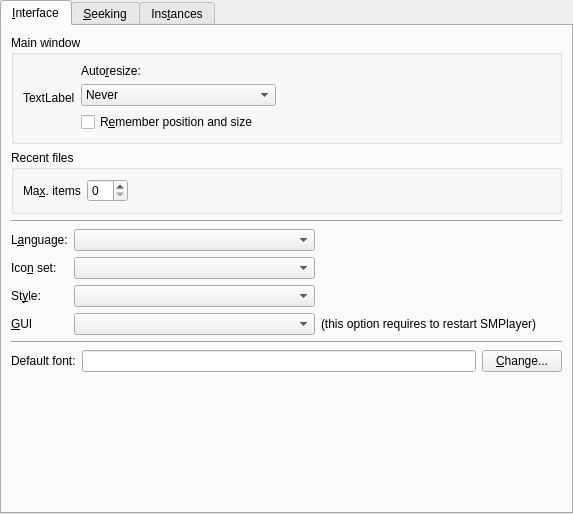
Before: the Qt Designer form src/prefinterface.ui in wilbert2000/wzplayer, drawn with Qt 5.
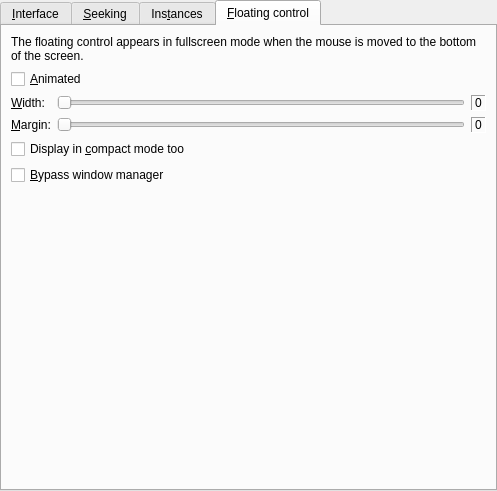
After: the same form once the commit is applied. The open tabs and pages were chosen to show the change. Custom widgets are drawn as their Qt base class.

Commit message: Added a new option "Floating control" in Preferences->Interface. It allows to configure the floating control (width, margin...).

```diff
--- a/src/prefinterface.ui
+++ b/src/prefinterface.ui
@@ -5,8 +5,8 @@
    <rect>
     <x>0</x>
     <y>0</y>
-    <width>573</width>
-    <height>514</height>
+    <width>497</width>
+    <height>491</height>
    </rect>
   </property>
   <layout class="QVBoxLayout" >
@@ -783,6 +783,127 @@
        </item>
       </layout>
      </widget>
+     <widget class="QWidget" name="tab_4" >
+      <attribute name="title" >
+       <string>&amp;Floating control</string>
+      </attribute>
+      <layout class="QVBoxLayout" >
+       <item>
+        <widget class="QLabel" name="label_6" >
+         <property name="text" >
+          <string>The floating control appears in fullscreen mode when the mouse is moved to the bottom of the screen.</string>
+         </property>
+         <property name="wordWrap" >
+          <bool>true</bool>
+         </property>
+        </widget>
+       </item>
+       <item>
+        <widget class="QCheckBox" name="floating_animated_check" >
+         <property name="text" >
+          <string>&amp;Animated</string>
+         </property>
+        </widget>
+       </item>
+       <item>
+        <layout class="QGridLayout" >
+         <item row="0" column="0" >
+          <widget class="QLabel" name="label_7" >
+           <property name="text" >
+            <string>&amp;Width:</string>
+           </property>
+           <property name="buddy" >
+            <cstring>floating_width_slider</cstring>
+           </property>
+          </widget>
+         </item>
+         <item row="0" column="1" >
+          <widget class="QSlider" name="floating_width_slider" >
+           <property name="maximum" >
+            <number>100</number>
+           </property>
+           <property name="orientation" >
+            <enum>Qt::Horizontal</enum>
+           </property>
+          </widget>
+         </item>
+         <item row="0" column="2" >
+          <widget class="QLabel" name="floating_width_label" >
+           <property name="frameShape" >
+            <enum>QFrame::Panel</enum>
+           </property>
+           <property name="frameShadow" >
+            <enum>QFrame::Sunken</enum>
+           </property>
+           <property name="text" >
+            <string>0</string>
+           </property>
+          </widget>
+         </item>
+         <item row="1" column="0" >
+          <widget class="QLabel" name="label_8" >
+           <property name="text" >
+            <string>&amp;Margin:</string>
+           </property>
+           <property name="buddy" >
+            <cstring>floating_margin_slider</cstring>
+           </property>
+          </widget>
+         </item>
+         <item row="1" column="1" >
+          <widget class="QSlider" name="floating_margin_slider" >
+           <property name="maximum" >
+            <number>80</number>
+           </property>
+           <property name="orientation" >
+            <enum>Qt::Horizontal</enum>
+           </property>
+          </widget>
+         </item>
+         <item row="1" column="2" >
+          <widget class="QLabel" name="floating_margin_label" >
+           <property name="frameShape" >
+            <enum>QFrame::Panel</enum>
+           </property>
+           <property name="frameShadow" >
+            <enum>QFrame::Sunken</enum>
+           </property>
+           <property name="text" >
+            <string>0</string>
+           </property>
+          </widget>
+         </item>
+        </layout>
+       </item>
+       <item>
+        <widget class="QCheckBox" name="floating_compact_check" >
+         <property name="text" >
+          <string>Display in &amp;compact mode too</string>
+         </property>
+        </widget>
+       </item>
+       <item>
+        <widget class="QCheckBox" name="floating_bypass_wm_check" >
+         <property name="text" >
+          <string>&amp;Bypass window manager</string>
+         </property>
+        </widget>
+       </item>
+       <item>
+        <spacer>
+         <property name="orientation" >
+          <enum>Qt::Vertical</enum>
+         </property>
+         <property name="sizeHint" >
+          <size>
+           <width>20</width>
+           <height>40</height>
+          </size>
+         </property>
+        </spacer>
+       </item>
+      </layout>
+     </widget>
     </widget>
    </item>
   </layout>
```
Left out of the diff: 37 changed lines with no effect on the pictures. The commit also changes 3 other files.
